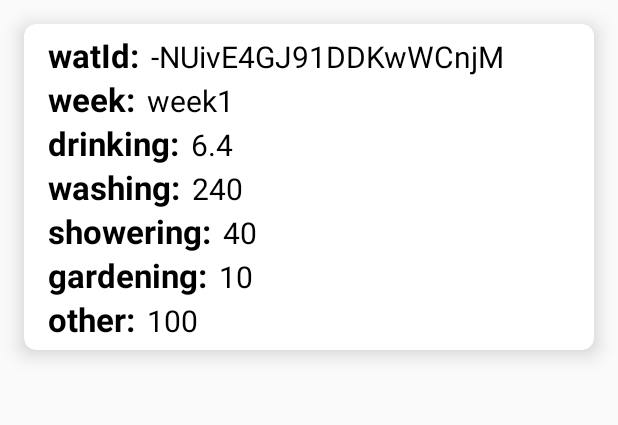
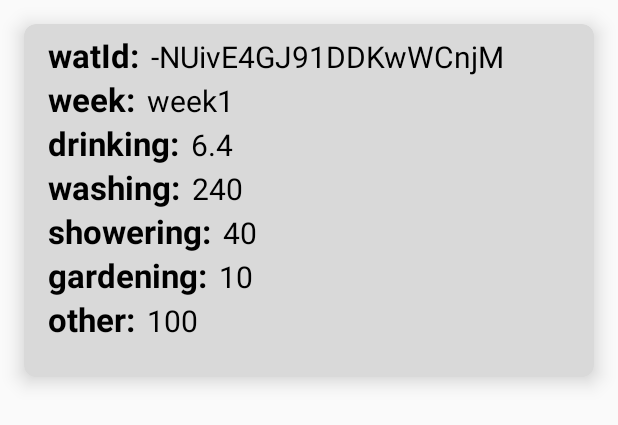
Before and after one commit to IT21333620/Utility-Manager, an Android app: the layout card_historylist.xml on its own in the app's theme, with its tools: preview values and no code run, on a phone screen of 412 x 824 dp. Shown: the top 425 px of the screen. Run offline under Robolectric (Android 15) with nearby library versions, the phone set to English and light mode, and no system bars.

Commit message:
99 mad commit

```diff
--- a/app/src/main/java/com/example/utilitymanager/Water_fragment.kt
+++ b/app/src/main/java/com/example/utilitymanager/Water_fragment.kt
@@ -30,7 +30,7 @@ class Water_fragment : Fragment() {
         val buttonbill = view.findViewById<Button>(R.id.button34)
         buttonbill.setOnClickListener {
             // Create an Intent to navigate to the desired activity
-            val intent = Intent(activity, monthly_water_bill::class.java)
+            val intent = Intent(activity, water_historylist::class.java)
             startActivity(intent)
         }
 
--- a/app/src/main/res/layout/activity_user_information.xml
+++ b/app/src/main/res/layout/activity_user_information.xml
@@ -123,7 +123,7 @@
         android:layout_height="wrap_content"
         android:layout_marginStart="16dp"
         android:layout_marginTop="96dp"
-        android:text="@string/no_of_family_members"
+        android:text= "No Of Family Members (eg:2)"
         android:textColor="@color/black"
         android:textSize="25sp"
         app:layout_constraintStart_toStartOf="parent"
@@ -150,7 +150,7 @@
         android:layout_height="wrap_content"
         android:layout_marginTop="200dp"
         android:layout_marginEnd="328dp"
-        android:text="@string/week"
+        android:text="Week (eg:week1)"
         android:textColor="@color/black"
         android:textSize="25sp"
         app:layout_constraintEnd_toEndOf="parent"
--- a/app/src/main/res/layout/card_historylist.xml
+++ b/app/src/main/res/layout/card_historylist.xml
@@ -1,18 +1,18 @@
 <?xml version="1.0" encoding="utf-8"?>
-<androidx.cardview.widget.CardView
-    xmlns:android="http://schemas.android.com/apk/res/android"
+<androidx.cardview.widget.CardView xmlns:android="http://schemas.android.com/apk/res/android"
+    xmlns:app="http://schemas.android.com/apk/res-auto"
     android:layout_width="match_parent"
     android:layout_height="wrap_content"
-    xmlns:app="http://schemas.android.com/apk/res-auto"
-    app:cardElevation="8dp"
+    android:layout_margin="16dp"
+    android:backgroundTint="@color/gray"
     app:cardCornerRadius="8dp"
-    android:layout_margin="16dp">
+    app:cardElevation="8dp">
 
     <LinearLayout
-        android:layout_width="wrap_content"
-        android:layout_height="wrap_content"
+        android:layout_width="361dp"
+        android:layout_height="223dp"
+        android:layout_marginVertical="6dp"
         android:layout_marginStart="16dp"
-        android:layout_marginVertical="6dp"
         android:orientation="vertical">
 
         <LinearLayout
@@ -28,7 +28,7 @@
                 android:text="watId:"
                 android:textColor="@color/black"
                 android:textSize="22sp"
-                android:textStyle="bold"/>
+                android:textStyle="bold" />
 
             <TextView
                 android:id="@+id/tvWatId"
@@ -37,7 +37,7 @@
                 android:layout_marginStart="8dp"
                 android:text="-NUivE4GJ91DDKwWCnjM"
                 android:textColor="@color/black"
-                android:textSize="20sp"/>
+                android:textSize="20sp" />
 
         </LinearLayout>
 
@@ -54,7 +54,7 @@
                 android:text="week:"
                 android:textColor="@color/black"
                 android:textSize="22sp"
-                android:textStyle="bold"/>
+                android:textStyle="bold" />
 
             <TextView
                 android:id="@+id/tvWeek"
@@ -63,7 +63,7 @@
                 android:layout_marginStart="8dp"
                 android:text="week1"
                 android:textColor="@color/black"
-                android:textSize="20sp"/>
+                android:textSize="20sp" />
 
         </LinearLayout>
 
@@ -80,7 +80,7 @@
                 android:text="drinking:"
                 android:textColor="@color/black"
                 android:textSize="22sp"
-                android:textStyle="bold"/>
+                android:textStyle="bold" />
 
             <TextView
                 android:id="@+id/tvDrinking"
@@ -89,7 +89,7 @@
                 android:layout_marginStart="8dp"
                 android:text="6.4"
                 android:textColor="@color/black"
-                android:textSize="20sp"/>
+                android:textSize="20sp" />
 
         </LinearLayout>
 
@@ -107,7 +107,7 @@
                 android:text="washing:"
                 android:textColor="@color/black"
                 android:textSize="22sp"
-                android:textStyle="bold"/>
+                android:textStyle="bold" />
 
             <TextView
                 android:id="@+id/tvWashing"
@@ -116,7 +116,7 @@
                 android:layout_marginStart="8dp"
                 android:text="240"
                 android:textColor="@color/black"
-                android:textSize="20sp"/>
+                android:textSize="20sp" />
 
 
         </LinearLayout>
@@ -134,7 +134,7 @@
                 android:text="showering:"
                 android:textColor="@color/black"
                 android:textSize="22sp"
-                android:textStyle="bold"/>
+                android:textStyle="bold" />
 
             <TextView
                 android:id="@+id/tvShowering"
@@ -143,11 +143,10 @@
                 android:layout_marginStart="8dp"
                 android:text="40"
                 android:textColor="@color/black"
-                android:textSize="20sp"/>
+                android:textSize="20sp" />
 
 
         </LinearLayout>
-
 
 
         <LinearLayout
@@ -163,7 +162,7 @@
                 android:text="gardening:"
                 android:textColor="@color/black"
                 android:textSize="22sp"
-                android:textStyle="bold"/>
+                android:textStyle="bold" />
 
             <TextView
                 android:id="@+id/tvGardening"
@@ -172,7 +171,7 @@
                 android:layout_marginStart="8dp"
                 android:text="10"
                 android:textColor="@color/black"
-                android:textSize="20sp"/>
+                android:textSize="20sp" />
 
         </LinearLayout>
 
@@ -189,7 +188,7 @@
                 android:text="other:"
                 android:textColor="@color/black"
                 android:textSize="22sp"
-                android:textStyle="bold"/>
+                android:textStyle="bold" />
 
             <TextView
                 android:id="@+id/tvOther"
@@ -198,10 +197,9 @@
                 android:layout_marginStart="8dp"
                 android:text="100"
                 android:textColor="@color/black"
-                android:textSize="20sp"/>
+                android:textSize="20sp" />
 
         </LinearLayout>
-
 
 
     </LinearLayout>
--- a/app/src/main/res/layout/fragment_water_fragment.xml
+++ b/app/src/main/res/layout/fragment_water_fragment.xml
@@ -26,7 +26,7 @@
             android:layout_marginBottom="92dp"
 
             android:backgroundTint="@color/orange"
-            android:text="@string/monthly_water_bill"
+            android:text="@string/view_history"
             app:layout_constraintBottom_toBottomOf="parent"
             app:layout_constraintEnd_toEndOf="parent" />
 
```
Also changed, not shown: app/src/main/java/com/example/utilitymanager/models/user_information.kt (+15 -0 lines), app/src/main/res/layout/activity_water_historylist.xml (+0 -11 lines).
